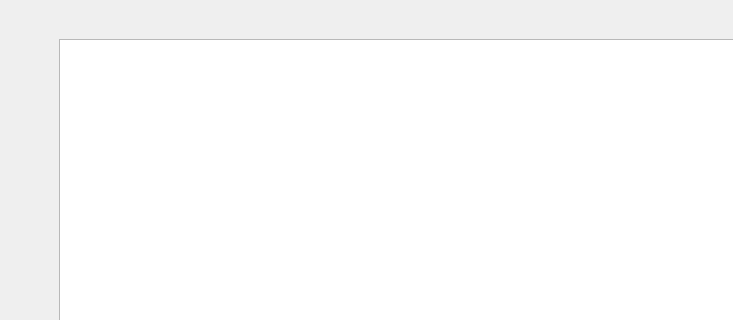
The window that mainwindow.ui (msiu7/Hockey-Simulation-Engine) describes before a commit, drawn with Qt 5; both pictures show x 0 to 733 and y 0 to 320 of the 1069 by 717 pixel window.
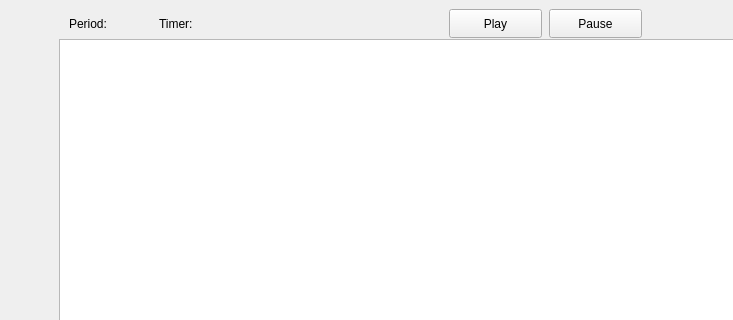
The same window after the commit.

Commit message: Added timer to simulation.

Patch:
```diff
--- a/mainwindow.ui
+++ b/mainwindow.ui
@@ -201,6 +201,58 @@
          </rect>
         </property>
        </widget>
+       <widget class="QPushButton" name="playSim">
+        <property name="geometry">
+         <rect>
+          <x>440</x>
+          <y>0</y>
+          <width>93</width>
+          <height>29</height>
+         </rect>
+        </property>
+        <property name="text">
+         <string>Play</string>
+        </property>
+       </widget>
+       <widget class="QPushButton" name="pauseSim">
+        <property name="geometry">
+         <rect>
+          <x>540</x>
+          <y>0</y>
+          <width>93</width>
+          <height>29</height>
+         </rect>
+        </property>
+        <property name="text">
+         <string>Pause</string>
+        </property>
+       </widget>
+       <widget class="QLabel" name="periodLabel">
+        <property name="geometry">
+         <rect>
+          <x>60</x>
+          <y>-1</y>
+          <width>63</width>
+          <height>31</height>
+         </rect>
+        </property>
+        <property name="text">
+         <string>Period: </string>
+        </property>
+       </widget>
+       <widget class="QLabel" name="timerLabel">
+        <property name="geometry">
+         <rect>
+          <x>150</x>
+          <y>5</y>
+          <width>71</width>
+          <height>20</height>
+         </rect>
+        </property>
+        <property name="text">
+         <string>Timer: </string>
+        </property>
+       </widget>
       </widget>
       <widget class="QWidget" name="teamEditPage">
        <widget class="QLabel" name="teamNameLabel2">
```
The commit also changes 4 other files.
